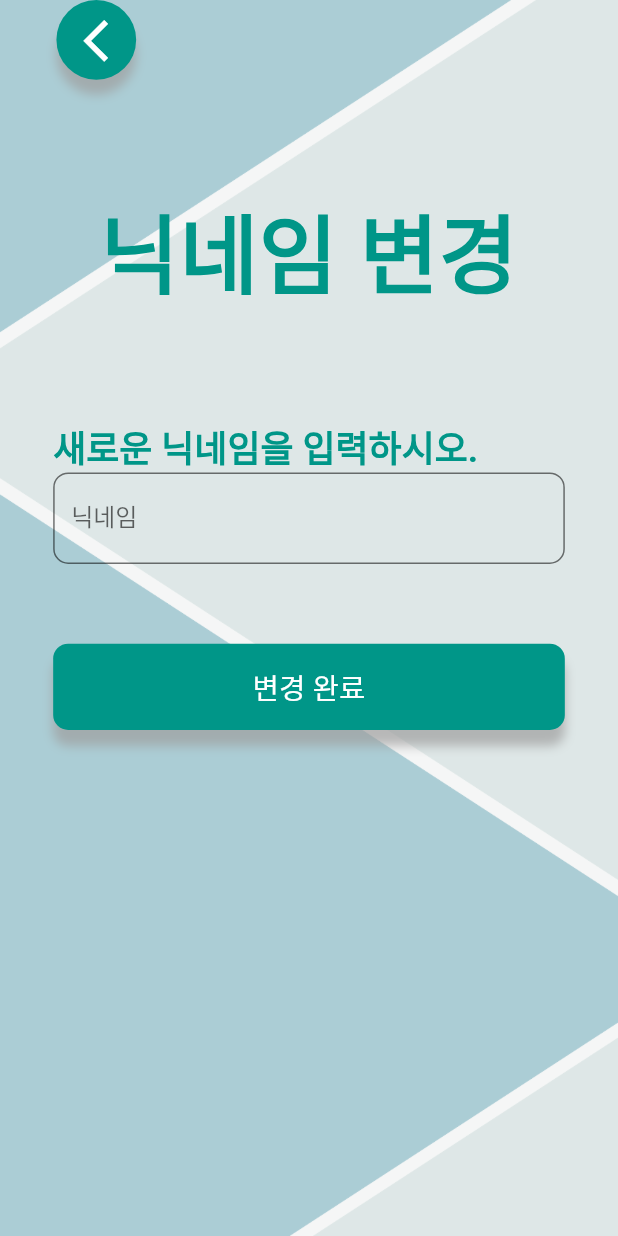
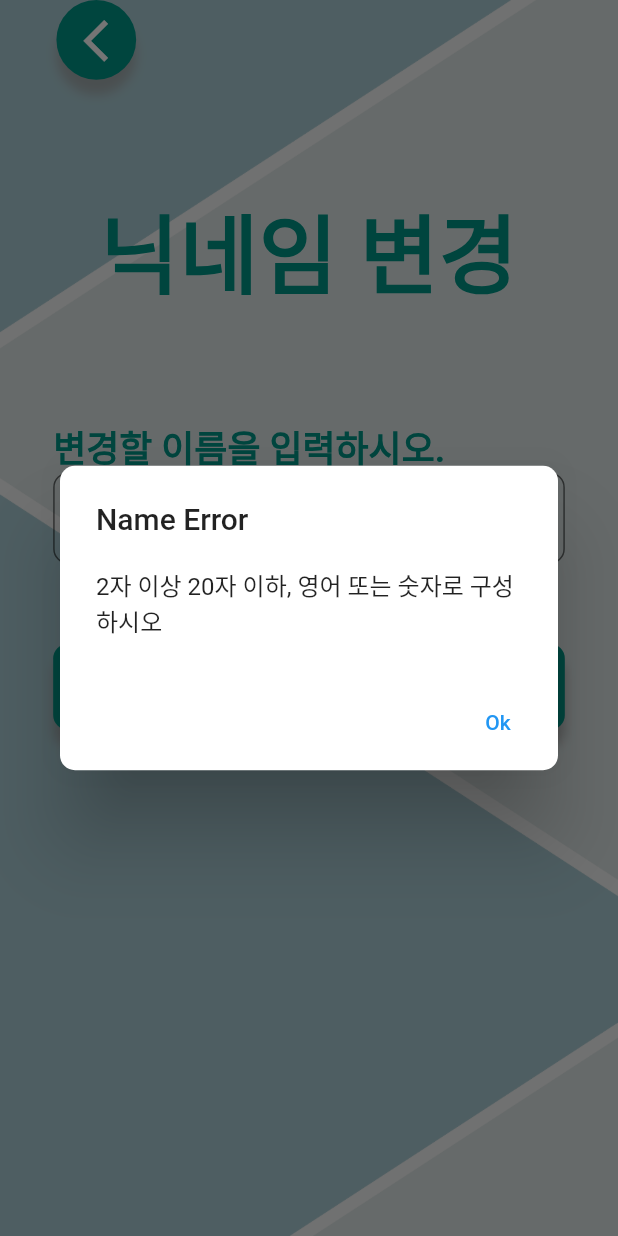
Before and after one commit to Pushedsu/PetCare-App, a Flutter app: the ChangeNamePage screen opened by its route, after a tap on "변경 완료", on a phone screen of 412 x 824 dp. Run offline on Flutter 3.47's test engine with Material 2 defaults, Android fonts, the phone set to English and light mode, and no system bars; our stand-ins replace flutter_screenutil, flutter_secure_storage, jwt_decoder, shared_preferences, table_calendar; accounts and stored records are empty.

Commit message:
이름 변경 화면 서버 통신 기능 추가

```diff
--- a/lib/pages/Profile/change_name_page.dart
+++ b/lib/pages/Profile/change_name_page.dart
@@ -1,14 +1,23 @@
+import 'dart:convert';
+
 import 'package:flutter/cupertino.dart';
 import 'package:flutter/material.dart';
+import 'package:pet_care/utils/app_constants.dart';
 import 'package:flutter_screenutil/flutter_screenutil.dart';
+import 'package:pet_care/connect/connect_server.dart';
+import 'package:provider/provider.dart';
 
+import '../../module/response/response_model.dart';
+import '../../module/user/user_model.dart';
+import '../../providers/user_info_provider.dart';
 import '../../widgets/text_field.dart';
 
 class ChangeNamePage extends StatelessWidget {
-  TextEditingController nicknameController = TextEditingController();
+  TextEditingController nameController = TextEditingController();
 
   @override
   Widget build(BuildContext context) {
+    UserInfoProvider userInfoProvider = Provider.of<UserInfoProvider>(context);
     return GestureDetector(
       onTap: () => FocusScope.of(context).unfocus(),
       child: Container(
@@ -79,7 +88,7 @@ class ChangeNamePage extends StatelessWidget {
                     margin: EdgeInsets.only(left: 37.w, right: 37.w), //바깥쪽 여백
                     alignment: Alignment.centerLeft,
                     child: Text(
-                      '새로운 닉네임을 입력하시오.',
+                      '변경할 이름을 입력하시오.',
                       style: TextStyle(
                         color: Colors.teal,
                         fontWeight: FontWeight.bold,
@@ -90,16 +99,64 @@ class ChangeNamePage extends StatelessWidget {
                   Container(
                     margin: EdgeInsets.only(left: 37.w, right: 37.w), //바깥쪽 여백
                     child: CustomTextField(
-                      controller: nicknameController,
-                      text: '닉네임',
-                      hintText: '닉네임 입력',
+                      controller: nameController,
+                      text: '이름',
+                      hintText: '이름 입력',
                     ),
                   ),
                   SizedBox(
                     height: 60.h,
                   ),
                   GestureDetector(
-                    onTap: () {},
+                    onTap: () async {
+                      if (nameController.text.length < 2 && !appConstants.nameRegExp
+                              .hasMatch(nameController.text)) {
+                        showDialog(
+                            context: context,
+                            builder: (BuildContext context) => AlertDialog(
+                              shape: RoundedRectangleBorder(
+                                borderRadius:
+                                BorderRadius.circular(10.0),
+                              ),
+                              title: Text('Name Error'),
+                              content:
+                              Text('2자 이상 20자 이하, 영어 또는 숫자로 구성하시오'),
+                              actions: <Widget>[
+                                TextButton(
+                                    onPressed: () =>
+                                        Navigator.pop(context),
+                                    child: Text('Ok')),
+                              ],
+                            ));
+                        nameController.clear();
+                      } else{
+                        var posting = UserUpdateNameModel(userInfoProvider.getObjId(),nameController.text).toJson();
+                        var response = await Post().updateName(posting);
+                        if(response.statusCode == 201) {
+                          ResIsBoolSuccessModel post = ResIsBoolSuccessModel.fromJson(jsonDecode(response.body));
+                          print('이름 재설정 성공! ${post.success}');
+                          Navigator.pushReplacementNamed(context,'/pageRouter');
+                        } else {
+                          ResIsBoolFailList post = ResIsBoolFailList.fromJson(jsonDecode(response.body));
+                          showDialog(
+                              context: context,
+                              builder: (BuildContext context) => AlertDialog(
+                                shape: RoundedRectangleBorder(
+                                  borderRadius: BorderRadius.circular(10.0),
+                                ),
+                                title: Text('다시 입력하시오'),
+                                content: Text('${post.message![0]}...'),
+                                actions: <Widget>[
+                                  TextButton(
+                                      onPressed: () => Navigator.pop(context),
+                                      child: Text('Ok')),
+                                ],
+                              )
+                          );
+                          nameController.clear();
+                        }
+                      }
+                    },
                     child: Container(
                       margin: EdgeInsets.only(left: 37.w, right: 37.w), //바깥쪽 여백
                       child: Container(
```
